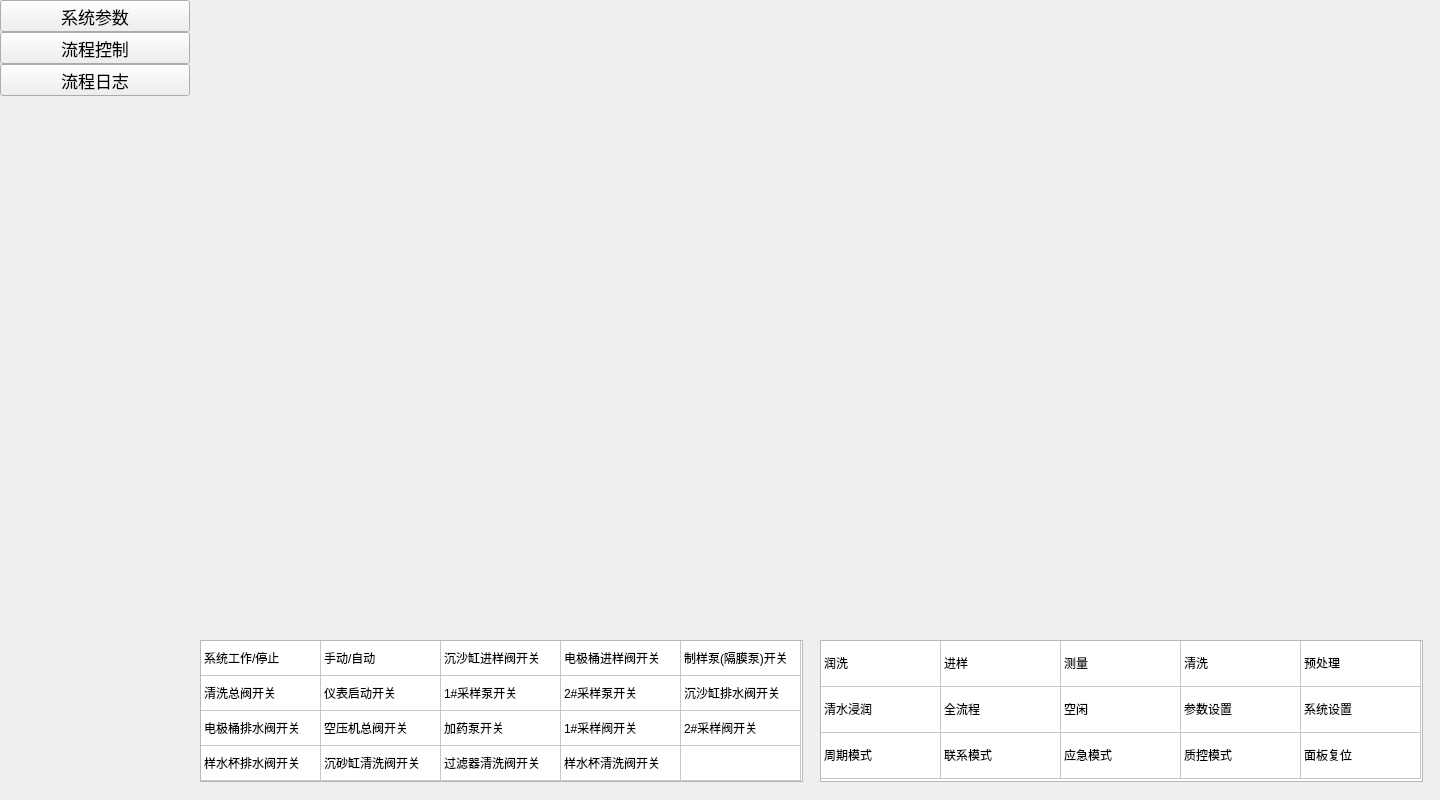
HFY8513/WM2400, file zeei_wm_sysctrl.ui: the form before one commit.
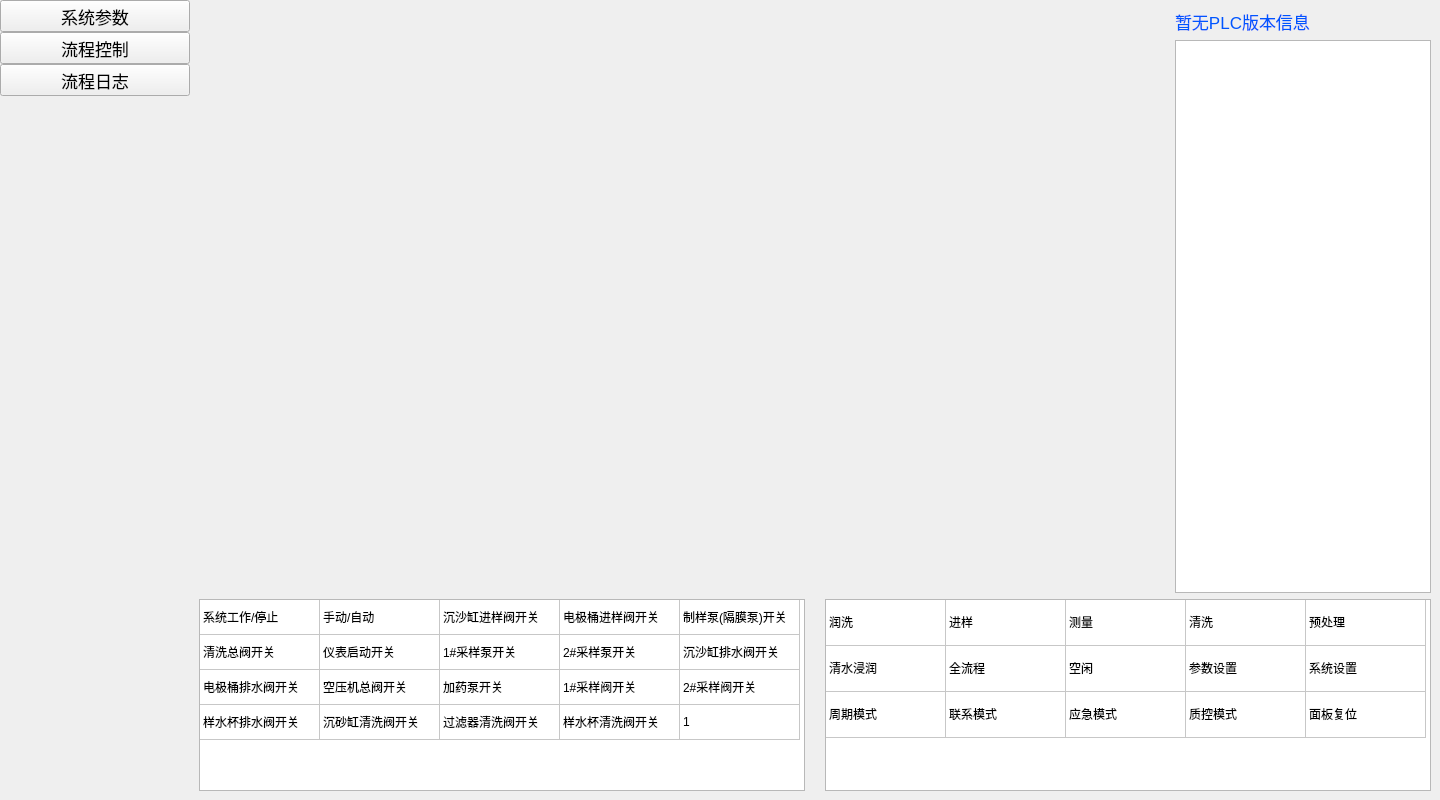
The form after the commit. The open tabs and pages were chosen to show the change. Icons and pictures are not drawn. Custom widgets are drawn as their Qt base class.

Patch:
```diff
--- a/zeei_wm_sysctrl.ui
+++ b/zeei_wm_sysctrl.ui
@@ -490,14 +490,56 @@
       <zorder>verticalSpacer</zorder>
      </widget>
      <widget class="QWidget" name="page2">
+      <layout class="QGridLayout" name="gridLayout_7">
+       <item row="0" column="0" rowspan="2">
+        <widget class="QWidget" name="wmssvg" native="true"/>
+       </item>
+       <item row="0" column="1">
+        <widget class="QLabel" name="label_12">
+         <property name="sizePolicy">
+          <sizepolicy hsizetype="Fixed" vsizetype="Preferred">
+           <horstretch>0</horstretch>
+           <verstretch>0</verstretch>
+          </sizepolicy>
+         </property>
+         <property name="font">
+          <font>
+           <pointsize>13</pointsize>
+          </font>
+         </property>
+         <property name="styleSheet">
+          <string notr="true">color: rgb(0, 85, 255);</string>
+         </property>
+         <property name="text">
+          <string>暂无PLC版本信息</string>
+         </property>
+        </widget>
+       </item>
+       <item row="1" column="1">
+        <widget class="QTextEdit" name="txd_log">
+         <property name="sizePolicy">
+          <sizepolicy hsizetype="Fixed" vsizetype="Expanding">
+           <horstretch>0</horstretch>
+           <verstretch>0</verstretch>
+          </sizepolicy>
+         </property>
+         <property name="readOnly">
+          <bool>true</bool>
+         </property>
+        </widget>
+       </item>
+       <item row="2" column="0" colspan="2">
+        <layout class="QHBoxLayout" name="horizontalLayout_2">
+         <property name="spacing">
+          <number>20</number>
+         </property>
+         <item>
       <widget class="QTableWidget" name="tableWidget">
-       <property name="geometry">
-        <rect>
-         <x>10</x>
-         <y>640</y>
-         <width>603</width>
-         <height>142</height>
-        </rect>
+           <property name="sizePolicy">
+            <sizepolicy hsizetype="Expanding" vsizetype="Fixed">
+             <horstretch>0</horstretch>
+             <verstretch>0</verstretch>
+            </sizepolicy>
        </property>
        <attribute name="horizontalHeaderVisible">
         <bool>false</bool>
@@ -663,15 +705,20 @@
          <string>样水杯清洗阀开关</string>
         </property>
        </item>
-      </widget>
+           <item row="3" column="4">
+            <property name="text">
+             <string>1</string>
+            </property>
+           </item>
+          </widget>
+         </item>
+         <item>
       <widget class="QTableWidget" name="tableWidget_2">
-       <property name="geometry">
-        <rect>
-         <x>630</x>
-         <y>640</y>
-         <width>603</width>
-         <height>142</height>
-        </rect>
+           <property name="sizePolicy">
+            <sizepolicy hsizetype="Expanding" vsizetype="Fixed">
+             <horstretch>0</horstretch>
+             <verstretch>0</verstretch>
+            </sizepolicy>
        </property>
        <attribute name="horizontalHeaderVisible">
         <bool>false</bool>
@@ -813,6 +860,10 @@
         </property>
        </item>
       </widget>
+         </item>
+        </layout>
+       </item>
+      </layout>
      </widget>
      <widget class="QWidget" name="page3">
       <layout class="QGridLayout" name="gridLayout_4">
```
Left out of the diff: 3 changed lines with no effect on the pictures. Lines whose indentation alone changed are shown as unchanged.
